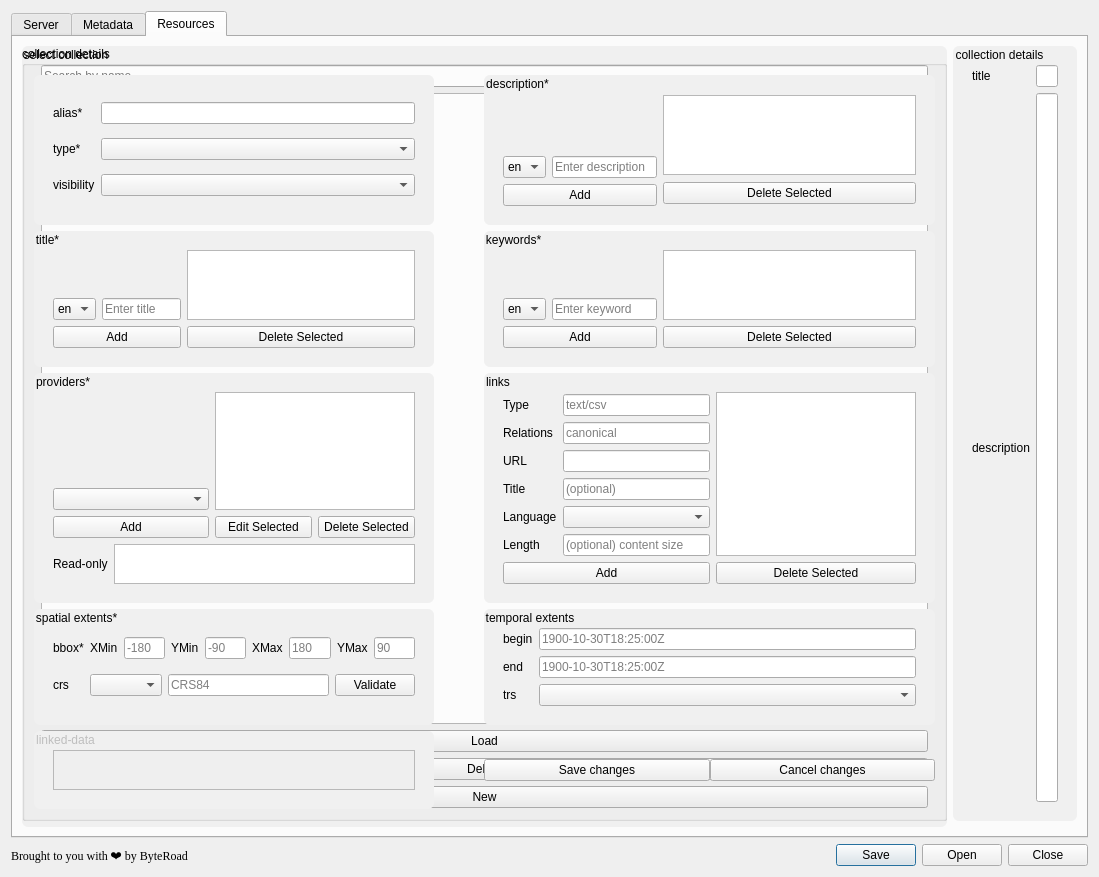
byteroad/pygeoapi_config, file pygeoapi_config_dialog_base.ui: the form before one commit.
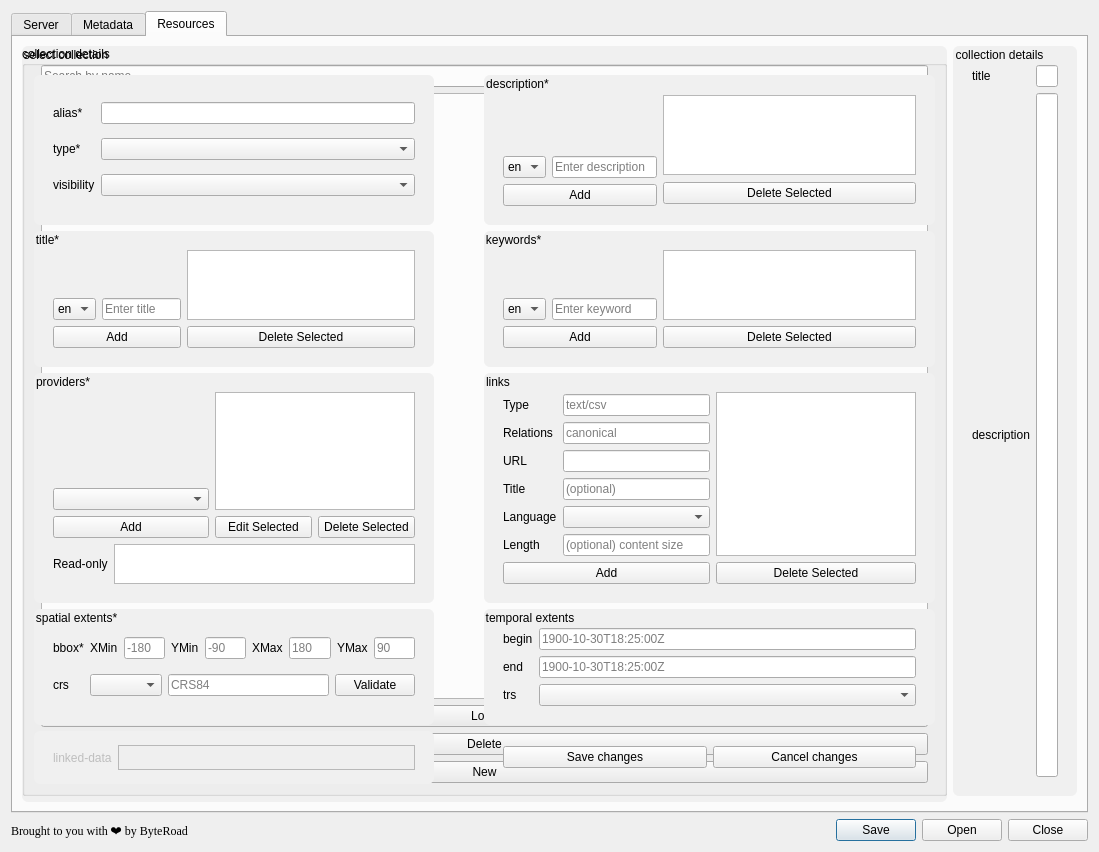
The form after the commit. The open tabs and pages were chosen to show the change. Icons and pictures are not drawn.

What changed in the file:
```diff
--- a/pygeoapi_config_dialog_base.ui
+++ b/pygeoapi_config_dialog_base.ui
@@ -2717,7 +2717,7 @@
               
                 <widget class="QGroupBox">
                   <property name="title">
-                    <string>linked-data</string>
+                    <string></string>
                   </property>
                   <property name="styleSheet">
                     <string notr="true">
@@ -2726,7 +2726,7 @@
                         border: 0px solid #ffffffff;     /* optional: border styling */
                         border-radius: 6px;         /* optional: rounded corners */
                         margin-top: 1.5em; /* reserve space for the title */
-                        padding: 10px; 
+                        padding: 5 10 5 10px; 
                       }
                     </string>
                   </property>
@@ -2735,19 +2735,30 @@
                   </property>
 
                   <layout class="QGridLayout">
-                          <item row="0" column="0">
-                            <widget class="QListWidget" name="listWidgetResLinkedData">
-                            <property name="maximumSize">
-                              <size>
-                              <width>1000</width>
-                              <height>40</height>
-                              </size>
-                            </property>
-                            <property name="editTriggers">
-                              <set>QAbstractItemView::NoEditTriggers</set>
-                            </property>
-                            </widget>
-                          </item>
+                  
+                    <item row="0" column="0">
+                      <widget class="QLabel" name="label_16">
+                        <property name="text">
+                          <string>linked-data</string>
+                        </property>
+                        <property name="enabled">
+                          <bool>false</bool>
+                        </property>
+                      </widget>
+                    </item>
+                    <item row="0" column="1">
+                      <widget class="QListWidget" name="listWidgetResLinkedData">
+                      <property name="maximumSize">
+                        <size>
+                        <width>1000</width>
+                        <height>25</height>
+                        </size>
+                      </property>
+                      <property name="editTriggers">
+                        <set>QAbstractItemView::NoEditTriggers</set>
+                      </property>
+                      </widget>
+                    </item>
                   </layout>
               
                 </widget>
@@ -2755,6 +2766,21 @@
 
 
               <item row="4" column="1">
+                <widget class="QGroupBox">
+                  <property name="title">
+                    <string></string>
+                  </property>
+                  <property name="styleSheet">
+                    <string notr="true">
+                      QGroupBox {
+                        background-color: rgba(240, 240, 240, 0);  /* change to your desired color */
+                        border: 0px solid #ffffffff;     /* optional: border styling */
+                        border-radius: 6px;         /* optional: rounded corners */
+                        margin-top: 1.5em; /* reserve space for the title */
+                        padding: 5 10 5 10px; 
+                      }
+                    </string>
+                  </property>
                 <layout class="QHBoxLayout" name="horizontalLayout">
                   <item>
                     <widget class="QPushButton" name="pushSaveAndPreviewResource">
@@ -2771,6 +2797,7 @@
                     </widget>
                   </item>
                 </layout>
+                </widget>
               </item>
 
 
```
Left out of the diff: 8 changed lines with no effect on the pictures.
